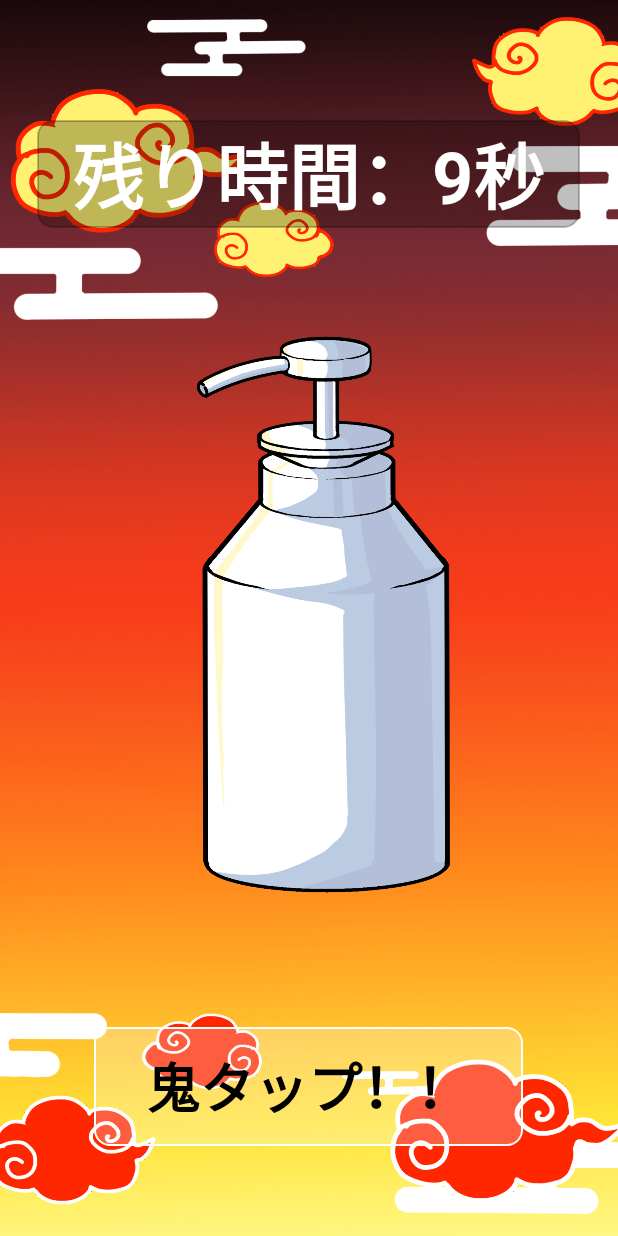
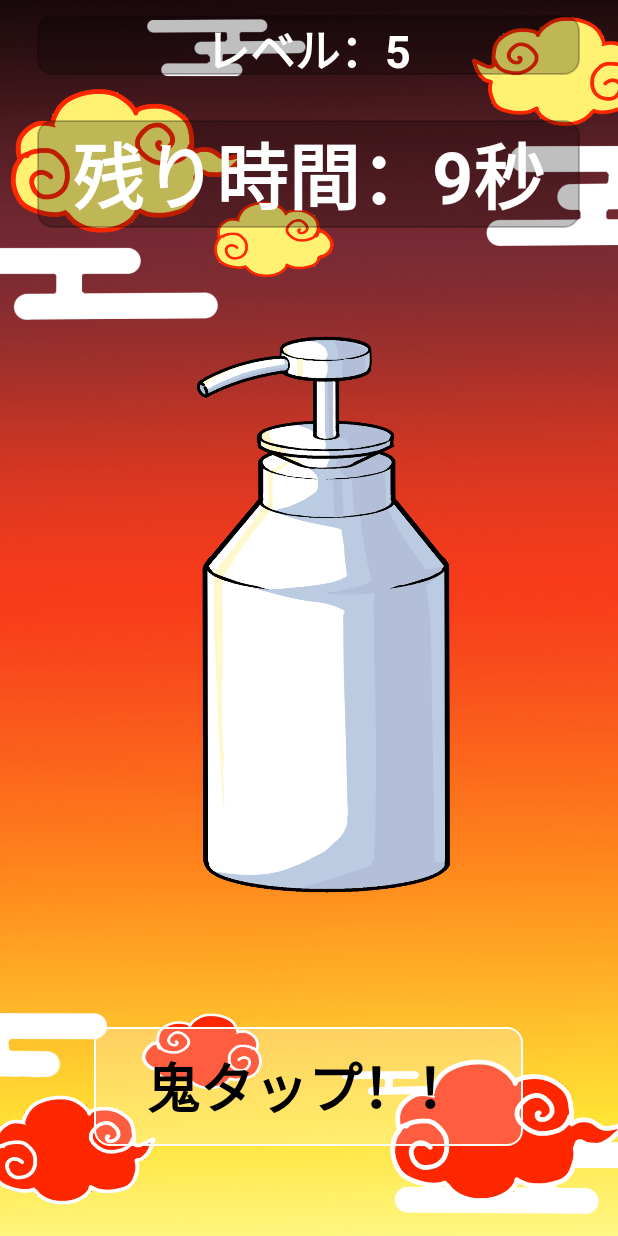
Before and after one commit to AkaseYurino/KungFuApp, an Android app: the screen it shows after launch (GameActivity), after a tap on "ゲームスタート", on a phone screen of 412 x 824 dp. Run offline under Robolectric (Android 15) with nearby library versions, the phone set to English and light mode, and no system bars.

Commit message:
ゲームレベルの表示を追加

```diff
--- a/app/src/main/java/com/example/kungfuapp/ClearActivity.java
+++ b/app/src/main/java/com/example/kungfuapp/ClearActivity.java
@@ -27,18 +27,18 @@ public class ClearActivity extends AppCompatActivity {
 
             switch (status) {
                 case CLEAR:
-                    resultMsg = "クリア！おめでとう★";
+                    resultMsg = "クリア！\nおめでとう★";
                     resultImResId = R.drawable.clear_clear2;
                     break;
 
                 case NORMAL:
-                    resultMsg = "あともう少し！";
+                    resultMsg = "あともう少し！\nもう1回！";
                     resultImResId = R.drawable.clear_clear1;
                     break;
 
                 case FAILED:
                 default:
-                    resultMsg = "失敗。。。";
+                    resultMsg = "失敗。。。\n頑張ろう！";
                     resultImResId = R.drawable.clear_lose;
                     break;
             }
--- a/app/src/main/java/com/example/kungfuapp/GameActivity.java
+++ b/app/src/main/java/com/example/kungfuapp/GameActivity.java
@@ -30,6 +30,7 @@ public class GameActivity extends AppCompatActivity {
 
     private TextView resultTimeText;
     private ImageView shampooImageView;
+    private TextView gameLevelTextView;
     private View actionPunch;
     private View actionKick;
     private CountDownTimer timer;
@@ -53,6 +54,9 @@ public class GameActivity extends AppCompatActivity {
 
         //KEY_GAME_LEVELをキーにして値を受け取っている
         gameLevel = getIntent().getIntExtra(KEY_GAME_LEVEL, -1);
+
+        gameLevelTextView = findViewById(R.id.game_level_text);
+        gameLevelTextView.setText(getString(R.string.game_level_text,gameLevel));
 
         //ゲームレベルに応じてカウントの値を変更する
         if(gameLevel == 1){
--- a/app/src/main/res/layout/activity_game.xml
+++ b/app/src/main/res/layout/activity_game.xml
@@ -9,6 +9,24 @@
         android:layout_height="match_parent"
         android:scaleType="centerCrop"
         android:src="@drawable/game_bg"/>
+
+    <FrameLayout
+        android:layout_width="362sp"
+        android:layout_height="40sp"
+        android:background="@drawable/button_shape2"
+        android:layout_gravity="top|center_horizontal"
+        android:layout_marginTop="10dp">
+
+        <TextView
+            android:id="@+id/game_level_text"
+            android:layout_width="wrap_content"
+            android:layout_height="wrap_content"
+            android:text="@string/game_level_text"
+            android:textSize="30sp"
+            android:textStyle="bold"
+            android:textColor="@color/white"
+            android:layout_gravity="center" />
+    </FrameLayout>
 
     <FrameLayout
         android:layout_width="362sp"
--- a/app/src/main/res/values/strings.xml
+++ b/app/src/main/res/values/strings.xml
@@ -3,6 +3,7 @@
     <string name="start_game">ゲームスタート</string>
     <string name="title">イー・アル・\nシャンプー</string>
     <string name="onitap">鬼タップ！！</string>
+    <string name = "game_level_text">レベル：%d</string>
     <string name="result_time">残り時間：%d秒</string>
     <string name="clear_msg">クリア！\nおめでとう★</string>
     <string name="return_top">トップに戻る</string>
```
